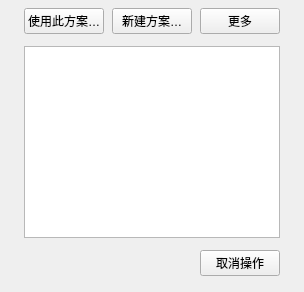
Above: windows/mainwindow_child/homepage/pages/homepage_page_branches.ui from Zao-chen/ZcVersionBox before the change. Below: the same form after it.
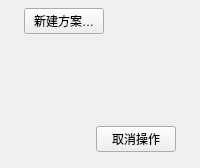
That is the form after the change.

Commit message:
refactor(ui): 方案列表改为分区行内操作，去掉选中状态
- 列表按“正在使用 / 其他方案 / 云端方案（尚未加入）”分区，当前方案以左侧色条标识
- 去掉依赖选中项的“使用此方案 / 更多”工具栏按钮，操作改为行内：悬停显示“切换到此方案”，云端方案常驻“加入…”，⋯ 与右键打开平铺菜单
- 单击不触发操作，双击或回车查看该方案历史；上下键在行间移动焦点
- QListView + 自绘委托改为真实控件行 HomePageBranchRow
- BranchInfo 增加提交时间，行内显示“说明 · 相对时间”；relativeTime 移入通用展示辅助
- 同步更新回归测试与方案使用说明

The edit to the form file:
```diff
--- a/windows/mainwindow_child/homepage/pages/homepage_page_branches.ui
+++ b/windows/mainwindow_child/homepage/pages/homepage_page_branches.ui
@@ -11,16 +11,25 @@
    <item>
     <layout class="QHBoxLayout" name="listActions">
      <property name="spacing"><number>8</number></property>
-     <item><widget class="QPushButton" name="listUse"><property name="text"><string>使用此方案…</string></property></widget></item>
      <item><widget class="QPushButton" name="listCreate"><property name="text"><string>新建方案…</string></property></widget></item>
-     <item><widget class="QPushButton" name="listOperations"><property name="text"><string>更多</string></property></widget></item>
      <item><spacer name="listActionSpace"><property name="orientation"><enum>Qt::Horizontal</enum></property><property name="sizeHint" stdset="0"><size><width>0</width><height>0</height></size></property></spacer></item>
     </layout>
    </item>
    <item>
-    <widget class="QListView" name="branchList">
+    <widget class="QScrollArea" name="branchScroll">
      <property name="accessibleName"><string>方案列表</string></property>
-     <property name="editTriggers"><set>QAbstractItemView::NoEditTriggers</set></property>
+     <property name="frameShape"><enum>QFrame::NoFrame</enum></property>
+     <property name="widgetResizable"><bool>true</bool></property>
+     <property name="horizontalScrollBarPolicy"><enum>Qt::ScrollBarAlwaysOff</enum></property>
+     <widget class="QWidget" name="branchList">
+      <layout class="QVBoxLayout" name="branchRows">
+       <property name="leftMargin"><number>0</number></property>
+       <property name="topMargin"><number>0</number></property>
+       <property name="rightMargin"><number>0</number></property>
+       <property name="bottomMargin"><number>0</number></property>
+       <property name="spacing"><number>2</number></property>
+      </layout>
+     </widget>
     </widget>
    </item>
    <item>
```
The commit also changes 13 other files.
